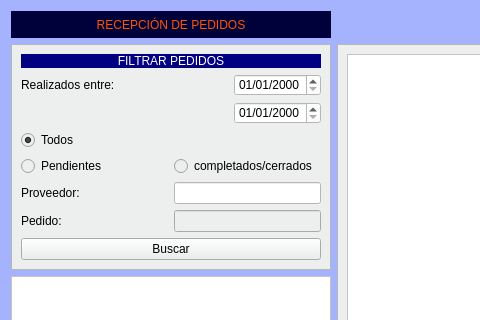
First picture: the form in Zona_Compras/frmrecepcion_pedidos.ui, repository arcnexus/RedFoX, before the edit; both pictures show x 0 to 480 and y 0 to 320 of the 1165 by 534 pixel window.
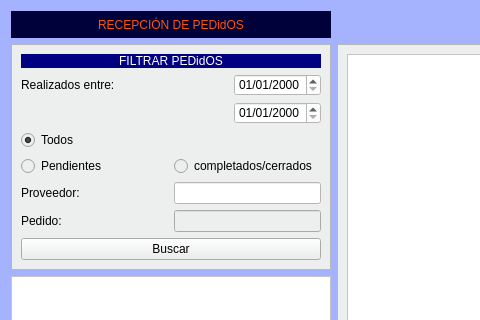
Second picture: the form after the edit.

Patch:
```diff
--- a/Zona_Compras/frmrecepcion_pedidos.ui
+++ b/Zona_Compras/frmrecepcion_pedidos.ui
@@ -124,7 +124,7 @@
 color: rgb(255, 255, 255);</string>
         </property>
         <property name="text">
-         <string>FILTRAR PEDIDOS</string>
+         <string>FILTRAR PEDidOS</string>
         </property>
         <property name="alignment">
          <set>Qt::AlignCenter</set>
@@ -247,7 +247,7 @@
 background-color: rgb(0,0,58);</string>
      </property>
      <property name="text">
-      <string>RECEPCIÓN DE PEDIDOS</string>
+      <string>RECEPCIÓN DE PEDidOS</string>
      </property>
      <property name="alignment">
       <set>Qt::AlignCenter</set>
```
Left out of the diff: 8 changed lines with no effect on the pictures.
